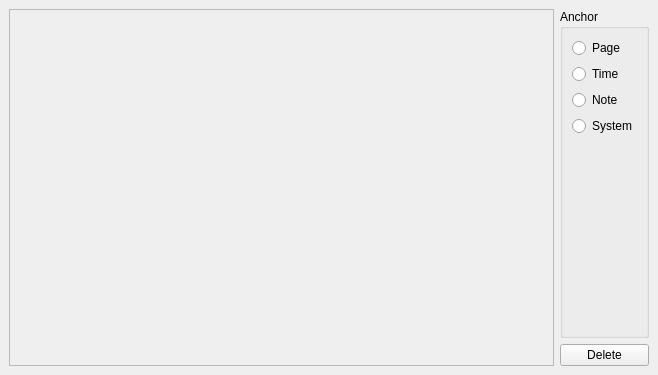
First picture: the form in mscore/mscore/symboldialog.ui, repository musescore/musescore-old, before the edit.
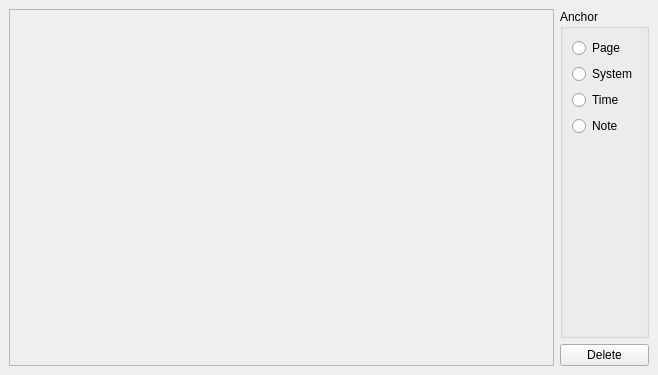
Second picture: the form after the edit.

```diff
--- a/mscore/mscore/symboldialog.ui
+++ b/mscore/mscore/symboldialog.ui
@@ -76,21 +76,6 @@
         <string>Anchor</string>
        </property>
        <layout class="QVBoxLayout" >
-        <property name="spacing" >
-         <number>6</number>
-        </property>
-        <property name="leftMargin" >
-         <number>9</number>
-        </property>
-        <property name="topMargin" >
-         <number>9</number>
-        </property>
-        <property name="rightMargin" >
-         <number>9</number>
-        </property>
-        <property name="bottomMargin" >
-         <number>9</number>
-        </property>
         <item>
          <widget class="QRadioButton" name="anchorPage" >
           <property name="text" >
@@ -98,6 +83,13 @@
           </property>
          </widget>
         </item>
+        <item>
+         <widget class="QRadioButton" name="anchorSystem" >
+          <property name="text" >
+           <string>System</string>
+          </property>
+         </widget>
+        </item>
         <item>
          <widget class="QRadioButton" name="anchorTime" >
           <property name="text" >
@@ -112,13 +104,6 @@
           </property>
          </widget>
         </item>
-        <item>
-         <widget class="QRadioButton" name="anchorSystem" >
-          <property name="text" >
-           <string>System</string>
-          </property>
-         </widget>
-        </item>
         <item>
          <spacer>
           <property name="orientation" >
```
